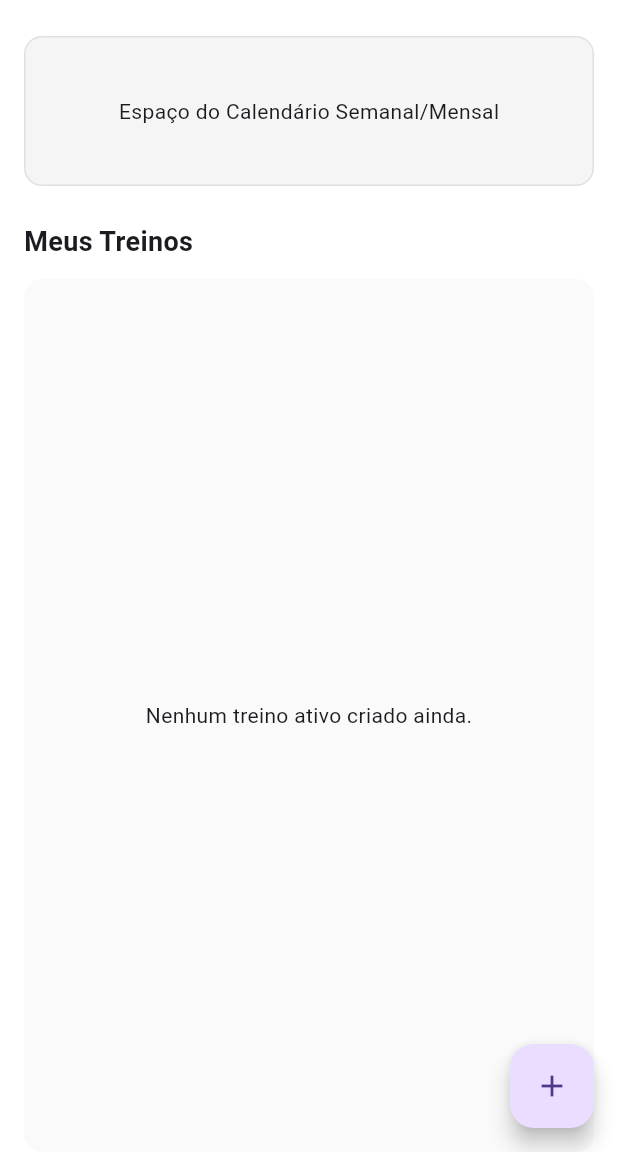
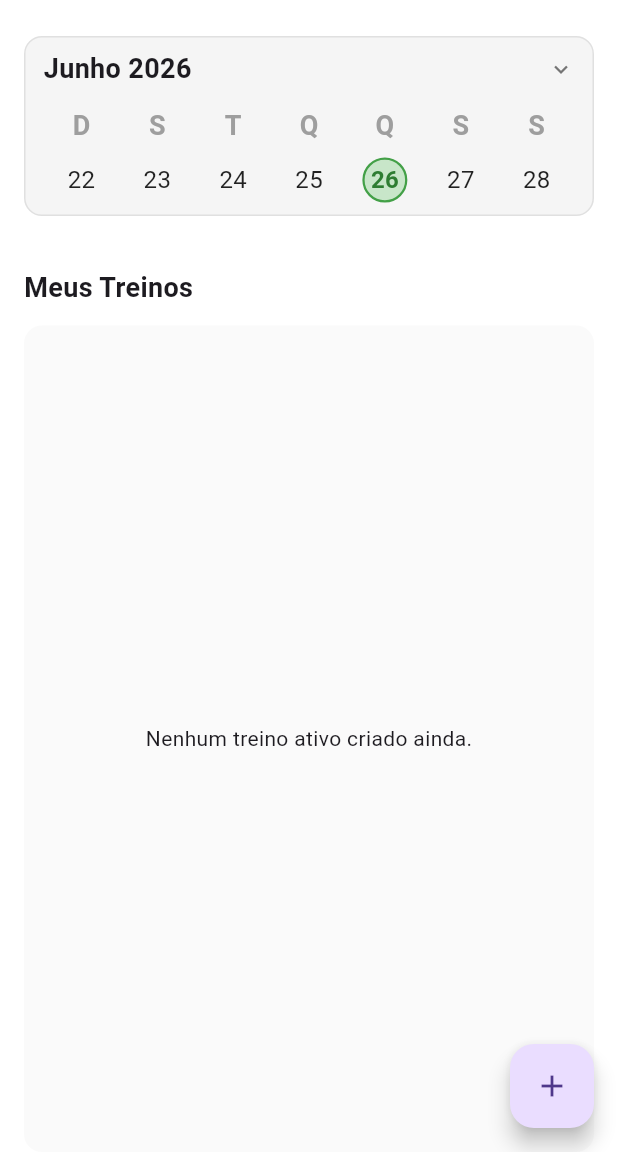
Before and after one commit to catrique/workout-log, a Flutter app: the screen it shows after launch, on a phone screen of 412 x 824 dp, the part 84-1236 px from its top. Run offline on Flutter 3.47's test engine with Material 3 defaults, Android fonts, the light colour scheme and no system bars.

Commit message:
Componente do calendário com opção extendida e recolhida

```diff
--- /dev/null
+++ b/lib/features/workout/presentation/widgets/workout_calendar.dart
@@ -0,0 +1,209 @@
+import 'package:flutter/material.dart';
+
+class WorkoutCalendar extends StatefulWidget {
+  const WorkoutCalendar({super.key});
+
+  @override
+  State<WorkoutCalendar> createState() => _WorkoutCalendarState();
+}
+
+class _WorkoutCalendarState extends State<WorkoutCalendar> {
+  bool _isExpanded = false;
+  final List<String> _months = [
+    'Janeiro',
+    'Fevereiro',
+    'Março',
+    'Abril',
+    'Maio',
+    'Junho',
+    'Julho',
+    'Agosto',
+    'Setembro',
+    'Outubro',
+    'Novembro',
+    'Dezembro',
+  ];
+
+  List<DateTime> _getDaysOfCurrentWeek() {
+    final now = DateTime.now();
+    final monday = now.subtract(Duration(days: now.weekday - 1));
+    return List.generate(7, (index) => monday.add(Duration(days: index)));
+  }
+
+  List<DateTime> _getDaysOfCurrentMonth() {
+    final now = DateTime.now();
+    final totalDays = DateTime(now.year, now.month + 1, 0).day;
+    return List.generate(
+      totalDays,
+      (index) => DateTime(now.year, now.month, index + 1),
+    );
+  }
+
+  @override
+  Widget build(BuildContext context) {
+    return GestureDetector(
+      onTap: () {
+        setState(() {
+          _isExpanded = !_isExpanded;
+        });
+      },
+      child: AnimatedContainer(
+        duration: const Duration(milliseconds: 200),
+        curve: Curves.easeInOut,
+        width: double.infinity,
+        height: _isExpanded ? 240 : 120,
+        padding: const EdgeInsets.symmetric(horizontal: 12, vertical: 8),
+        decoration: BoxDecoration(
+          color: Colors.grey[100],
+          borderRadius: BorderRadius.circular(12),
+          border: Border.all(color: Colors.grey[300]!),
+        ),
+        child: Column(
+          children: [
+            _buildMonthHeader(),
+            const SizedBox(height: 12),
+            _buildWeekDaysHeader(),
+            const SizedBox(height: 8),
+            Expanded(
+              child: _isExpanded ? _buildMonthlyView() : _buildWeeklyView(),
+            ),
+          ],
+        ),
+      ),
+    );
+  }
+
+  Widget _buildMonthHeader() {
+    final now = DateTime.now();
+    final monthName = _months[now.month - 1];
+    final year = now.year;
+
+    return Row(
+      mainAxisAlignment: MainAxisAlignment.spaceBetween,
+      children: [
+        Text(
+          '$monthName $year',
+          style: TextStyle(fontWeight: FontWeight.bold, fontSize: 18),
+        ),
+        Icon(
+          _isExpanded ? Icons.keyboard_arrow_up : Icons.keyboard_arrow_down,
+          size: 18,
+          color: Colors.grey[600],
+        ),
+      ],
+    );
+  }
+
+  Widget _buildWeeklyView() {
+    final weekDays = _getDaysOfCurrentWeek();
+    final today = DateTime.now();
+
+    return Row(
+      mainAxisAlignment: MainAxisAlignment.spaceAround,
+      children: weekDays.map((date) {
+        final isToday =
+            date.year == today.year &&
+            date.month == today.month &&
+            date.day == today.day;
+
+        return Expanded(
+          child: Center(
+            child: SizedBox(
+              width: 35,
+              height: 35,
+              child: _buildDayCell(
+                dayNumber: date.day,
+                hasWorkout: isToday,
+                isToday: isToday,
+              ),
+            ),
+          ),
+        );
+      }).toList(),
+    );
+  }
+
+  Widget _buildWeekDaysHeader() {
+    final List<String> weekDays = ['D', 'S', 'T', 'Q', 'Q', 'S', 'S'];
+
+    return Row(
+      mainAxisAlignment: MainAxisAlignment.spaceAround,
+      children: weekDays.map((day) {
+        return Expanded(
+          child: Center(
+            child: Text(
+              day,
+              style: TextStyle(
+                fontSize: 18,
+                fontWeight: FontWeight.bold,
+                color: Colors
+                    .grey[500],
+              ),
+            ),
+          ),
+        );
+      }).toList(),
+    );
+  }
+
+  Widget _buildMonthlyView() {
+    final monthDays = _getDaysOfCurrentMonth();
+    final today = DateTime.now();
+
+    return GridView.builder(
+      physics: const NeverScrollableScrollPhysics(),
+      itemCount: monthDays.length,
+      gridDelegate: const SliverGridDelegateWithFixedCrossAxisCount(
+        crossAxisCount: 7,
+        mainAxisSpacing: 0,
+        crossAxisSpacing: 6,
+        childAspectRatio: 1.7,
+      ),
+
+      itemBuilder: (context, index) {
+        final date = monthDays[index];
+        final isToday =
+            date.year == today.year &&
+            date.month == today.month &&
+            date.day == today.day;
+        return _buildDayCell(
+          dayNumber: index + 1,
+          hasWorkout: isToday,
+          isToday: isToday,
+        );
+      },
+    );
+  }
+
+  Widget _buildDayCell({
+    required int dayNumber,
+    required bool hasWorkout,
+    required bool isToday,
+  }) {
+    final backgroundColor = hasWorkout ? Colors.green[100] : Colors.transparent;
+    final textColor = hasWorkout ? Colors.green[800] : Colors.black87;
+
+    return Container(
+      decoration: BoxDecoration(
+        color: backgroundColor,
+        shape: BoxShape.circle,
+        border: isToday
+            ? Border.all(color: Colors.green[600]!, width: 1.5)
+            : null,
+      ),
+
+      child: Center(
+        child: Text(
+          '$dayNumber',
+          style: TextStyle(
+            color: textColor,
+            fontWeight: (hasWorkout || isToday)
+                ? FontWeight.bold
+                : FontWeight.normal,
+            fontSize: 16,
+          ),
+        ),
+      ),
+    );
+  }
+}
--- a/lib/features/workout/presentation/workout_screen.dart
+++ b/lib/features/workout/presentation/workout_screen.dart
@@ -1,4 +1,5 @@
 import 'package:flutter/material.dart';
+import 'package:meu_treino/features/workout/presentation/widgets/workout_calendar.dart';
 
 class WorkoutPage extends StatelessWidget {
   const WorkoutPage({super.key});
@@ -17,7 +18,7 @@ class WorkoutPage extends StatelessWidget {
               const SizedBox(height: 24),
 
               _buildCalendarPlaceholder(),
-              const SizedBox(height: 24),
+              const SizedBox(height: 35),
 
               const Text(
                 'Meus Treinos',
@@ -62,16 +63,7 @@ class WorkoutPage extends StatelessWidget {
   }
 
   Widget _buildCalendarPlaceholder() {
-    return Container(
-      width: double.infinity,
-      height: 100,
-      decoration: BoxDecoration(
-        color: Colors.grey[100],
-        borderRadius: BorderRadius.circular(12),
-        border: Border.all(color: Colors.grey[300]!),
-      ),
-      child: const Center(child: Text('Espaço do Calendário Semanal/Mensal')),
-    );
+    return const WorkoutCalendar();
   }
 
   Widget _buildWorkoutListPlaceholder() {
```
